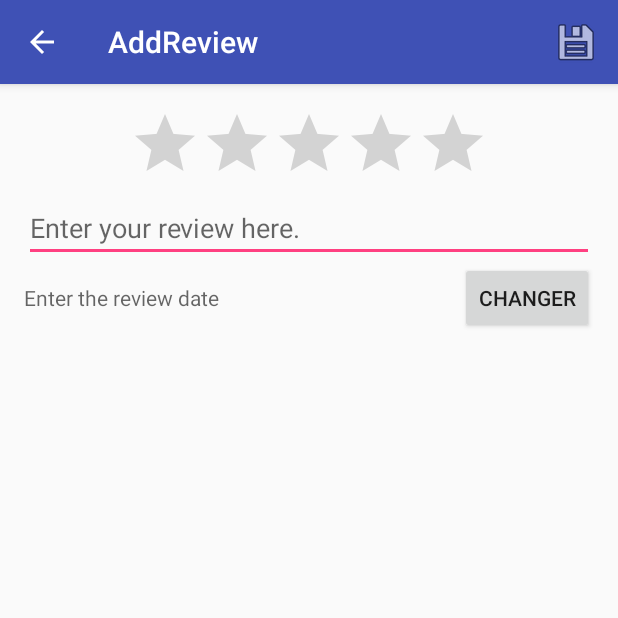
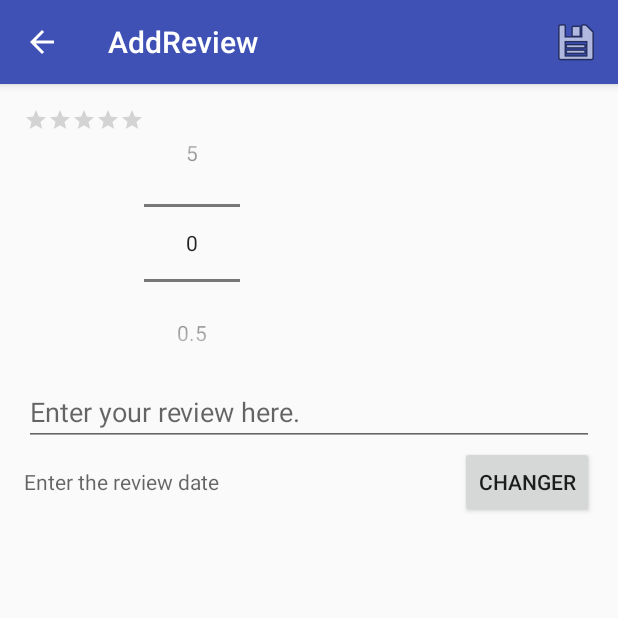
Before and after one commit to Alcidauk/CineLog, an Android app: the ViewKino screen opened directly, with no data from a screen before it, after a tap on an icon or button, on a phone screen of 412 x 824 dp, the top half of it. Run offline under Robolectric (Android 15) with nearby library versions, the phone set to English and light mode, and no system bars; our stand-ins replace ButterKnife; libraries missing offline, so code that uses them is left out: org.greenrobot.greendao, org.parceler; pictures from the network do not load; 18 statements that could not run were skipped.

Commit message:
[CineLog]
  - use preference of number of stars in rating bars
  - add a number picker in addkino view (was impossible to handle more than 7 stars with selectable rating bar)

```diff
--- a/app/src/main/java/com/alcidauk/cinelog/AddReview.java
+++ b/app/src/main/java/com/alcidauk/cinelog/AddReview.java
@@ -5,7 +5,10 @@ import android.app.DatePickerDialog;
 import android.app.Dialog;
 import android.app.DialogFragment;
 import android.content.Intent;
+import android.content.SharedPreferences;
 import android.os.Bundle;
+import android.preference.PreferenceManager;
+import android.support.annotation.NonNull;
 import android.support.v7.app.AppCompatActivity;
 import android.support.v7.widget.Toolbar;
 import android.view.Menu;
@@ -13,6 +16,7 @@ import android.view.MenuItem;
 import android.view.View;
 import android.widget.DatePicker;
 import android.widget.EditText;
+import android.widget.NumberPicker;
 import android.widget.RatingBar;
 import android.widget.TextView;
 import android.widget.Toast;
@@ -27,7 +31,9 @@ import com.alcidauk.cinelog.dao.LocalKino;
 import com.alcidauk.cinelog.dao.LocalKinoDao;
 
 import java.text.SimpleDateFormat;
+import java.util.ArrayList;
 import java.util.Calendar;
+import java.util.List;
 
 public class AddReview extends AppCompatActivity {
 
@@ -40,6 +46,9 @@ public class AddReview extends AppCompatActivity {
 
     @BindView(R.id.toolbar)
     Toolbar toolbar;
+
+    @BindView(R.id.rating_picker)
+    NumberPicker rating_picker;
 
     LocalKino kino;
     DaoSession daoSession;
@@ -62,7 +71,32 @@ public class AddReview extends AppCompatActivity {
         //movie_id_query.setParameter(0, kino.movie_id);
         //List<LocalKino> movies = movie_id_query.list();
 
+        SharedPreferences prefs = PreferenceManager.getDefaultSharedPreferences(this);
+// then you use
+        String defaultMaxRateValue = prefs.getString("default_max_rate_value", "5");
+        int maxRating = Integer.parseInt(defaultMaxRateValue);
 
+        String[] displayedValues = getDisplayedValues(maxRating);
+
+        rating_picker.setMinValue(0);
+        rating_picker.setMaxValue(maxRating*2);
+        rating_picker.setValue(getValueToDisplay(displayedValues, kino.getRating()));
+
+        rating_picker.setDisplayedValues(displayedValues);
+
+        rating_picker.setOnValueChangedListener(new NumberPicker.OnValueChangeListener() {
+            @Override
+            public void onValueChange(NumberPicker picker, int oldVal, int newVal) {
+                String[] displayedValues = picker.getDisplayedValues();
+                float rating = Float.parseFloat(displayedValues[newVal]);
+                rating_bar.setRating(rating);
+
+                kino.setRating(rating);
+            }
+        });
+
+        rating_bar.setNumStars(maxRating);
+        rating_bar.setStepSize(0.5f);
         rating_bar.setRating(kino.getRating());
 
         if (kino.getReview() != null) {
@@ -93,6 +127,34 @@ public class AddReview extends AppCompatActivity {
         });
 */
 
+    }
+
+    private int getValueToDisplay(String[] displayedValues, float rating) {
+        int i = 0;
+        for (String value : displayedValues) {
+            if(Float.parseFloat(value) == rating){
+                return i;
+            }
+
+            i++;
+        }
+
+        return 0;
+    }
+
+    @NonNull
+    private String[] getDisplayedValues(int maxRating) {
+        List<String> displayedValues = new ArrayList<>();
+
+        for(int i = 0; i <= maxRating; i++){
+            displayedValues.add(String.valueOf(i));
+
+            if(i != maxRating) {
+                displayedValues.add(i + ".5");
+            }
+        }
+
+        return displayedValues.toArray(new String[0]);
     }
 
     @Override
--- a/app/src/main/java/com/alcidauk/cinelog/ViewKino.java
+++ b/app/src/main/java/com/alcidauk/cinelog/ViewKino.java
@@ -2,7 +2,9 @@ package com.alcidauk.cinelog;
 
 import android.app.Activity;
 import android.content.Intent;
+import android.content.SharedPreferences;
 import android.os.Bundle;
+import android.preference.PreferenceManager;
 import android.support.design.widget.FloatingActionButton;
 import android.support.v7.app.AppCompatActivity;
 import android.support.v7.widget.Toolbar;
@@ -68,6 +70,12 @@ public class ViewKino extends AppCompatActivity {
         position = getIntent().getIntExtra("kino_position", -1);
         setSupportActionBar(toolbar);
         getSupportActionBar().setDisplayHomeAsUpEnabled(true);
+
+        SharedPreferences prefs = PreferenceManager.getDefaultSharedPreferences(this);
+        String defaultMaxRateValue = prefs.getString("default_max_rate_value", "5");
+        int maxRating = Integer.parseInt(defaultMaxRateValue);
+        rating.setNumStars(maxRating);
+        rating.setStepSize(0.5f);
         /*
         FloatingActionButton fab = (FloatingActionButton) findViewById(R.id.fab);
         fab.setOnClickListener(new View.OnClickListener() {
--- a/app/src/main/res/layout/content_add_review.xml
+++ b/app/src/main/res/layout/content_add_review.xml
@@ -13,17 +13,28 @@
     tools:context=".AddReview"
     tools:showIn="@layout/activity_add_review">
 
-    <RatingBar
-        android:id="@+id/kino_rating_bar"
+    <LinearLayout
+        android:id="@+id/rating_layout"
         android:layout_width="wrap_content"
         android:layout_height="wrap_content"
-        android:layout_centerHorizontal="true" />
+        android:orientation="horizontal">
+        <RatingBar
+            android:id="@+id/kino_rating_bar"
+            style="?android:attr/ratingBarStyleSmall"
+            android:layout_width="wrap_content"
+            android:layout_height="wrap_content"/>
+
+        <NumberPicker
+            android:id="@+id/rating_picker"
+            android:layout_width="wrap_content"
+            android:layout_height="wrap_content"/>
+    </LinearLayout>
 
     <EditText
         android:id="@+id/kino_review_text"
         android:layout_width="match_parent"
         android:layout_height="wrap_content"
-        android:layout_below="@id/kino_rating_bar"
+        android:layout_below="@id/rating_layout"
         android:hint="@string/review_hint"
         android:inputType="text|textMultiLine" />
 
--- a/app/src/main/res/layout/content_view_kino.xml
+++ b/app/src/main/res/layout/content_view_kino.xml
@@ -47,6 +47,7 @@
         android:layout_below="@id/view_overview"
         android:layout_width="wrap_content"
         android:layout_height="wrap_content"
+        style="?android:attr/ratingBarStyleSmall"
         android:isIndicator="true"/>
 
     <TextView
```
Also changed, not shown: app/src/main/java/com/alcidauk/cinelog/MainActivity.java (+9 -0 lines), app/src/main/res/layout/popup_add_review.xml (deleted, +0 -29 lines).
